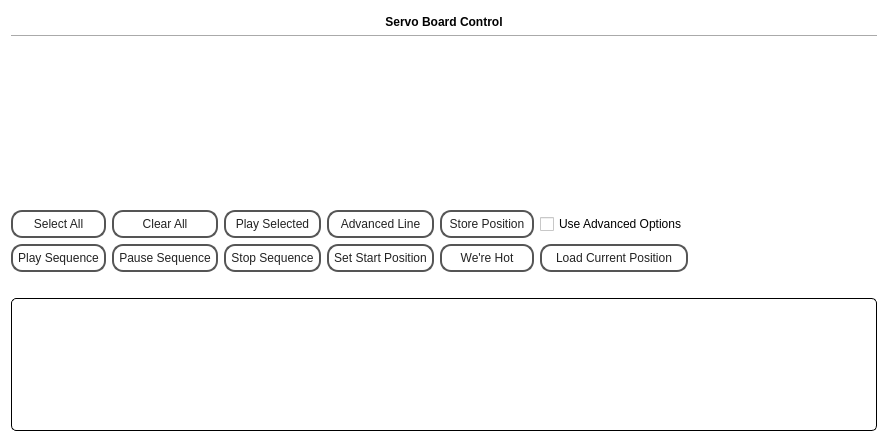
adwilso/ServoControl, file src/servoboard/servoboard_main.ui: the form before one commit.
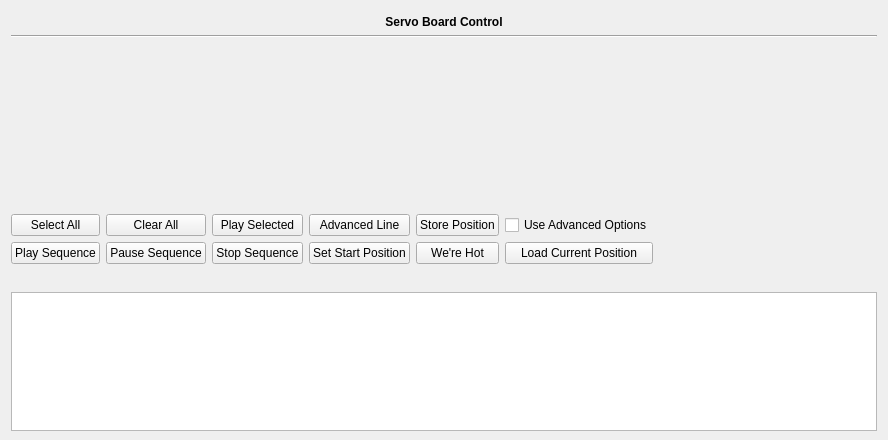
The form after the commit. Icons and pictures are not drawn.

Commit message: Reverting style sheet changes

```diff
--- a/src/servoboard/servoboard_main.ui
+++ b/src/servoboard/servoboard_main.ui
@@ -20,115 +20,7 @@
    <string>Form</string>
   </property>
   <property name="autoFillBackground">
-   <bool>false</bool>
-  </property>
-  <property name="styleSheet">
-   <string notr="true">QWidget{
-	background-color: rgb(255, 255, 255);
-}
-
-QTextEdit{
- 	border-width: 1px; 
-	border-style: solid; 
-	border-radius: 5px;
-	border-color: rgb(0, 0, 0);
-}
-
-
-QGroupBox{
- 	border-width: 1px; 
-	border-style: solid; 
-	border-radius: 5px;
-	border-color: rgb(0, 0, 0);
-
-}
-
-
-QSpinBox {
-	background-color: rgb(255, 255, 255);
-}
-
-QSlider::groove:vertical {
-border: 1px solid #bbb;
-background: white;
-height: 68px;
-border-radius: 4px;
-}
-
-QSlider::sub-page:vertical {
-background: qlineargradient(x1: 0, y1: 0,    x2: 0, y2: 1,
-    stop: 0 #66e, stop: 1 #bbf);
-background: qlineargradient(x1: 0, y1: 0.2, x2: 1, y2: 1,
-    stop: 0 #bbf, stop: 1 #55f);
-border: 1px solid #777;
-height: 68px;
-border-radius: 4px;
-}
-
-QSlider::add-page:vertical {
-background: #fff;
-border: 1px solid #777;
-height: 10px;
-border-radius: 4px;
-}
-
-QSlider::handle:vertical {
-background: qlineargradient(x1:0, y1:0, x2:1, y2:1,
-    stop:0 #eee, stop:1 #ccc);
-border: 1px solid #777;
-width: 13px;
-height:10px;
-margin-top: -2px;
-margin-bottom: -2px;
-border-radius: 4px;
-}
-
-QSlider::handle:vertical:hover {
-background: qlineargradient(x1:0, y1:0, x2:1, y2:1,
-    stop:0 #fff, stop:1 #ddd);
-border: 1px solid #444;
-border-radius: 4px;
-}
-
-QSlider::sub-page:vertical:disabled {
-background: #bbb;
-border-color: #999;
-}
-
-QSlider::add-page:vertical:disabled {
-background: #eee;
-border-color: #999;
-}
-
-QSlider::handle:vertical:disabled {
-background: #eee;
-border: 1px solid #aaa;
-border-radius: 4px;
-}
-
-QPushButton {
-color: #222;
-border: 2px solid #555;
-border-radius: 11px;
-padding: 5px;
-background: qradialgradient(cx: 0.3, cy: -0.4,
-fx: 0.3, fy: -0.4,
-radius: 1.35, stop: 0 #fff, stop: 1 #BBB);
-min-width: 80px;
-}
-
-QPushButton:hover {
-background: qradialgradient(cx: 0.3, cy: -0.4,
-fx: 0.3, fy: -0.4,
-radius: 1.35, stop: 0 #fff, stop: 1 #ddd);
-}
-
-QPushButton:pressed {
-background: qradialgradient(cx: 0.4, cy: -0.1,
-fx: 0.4, fy: -0.1,
-radius: 1.35, stop: 0 #fff, stop: 1 #fff);
-}
-</string>
+   <bool>true</bool>
   </property>
   <layout class="QGridLayout" name="gridLayout_2">
    <property name="bottomMargin">
```
The commit also changes 3 other files.
